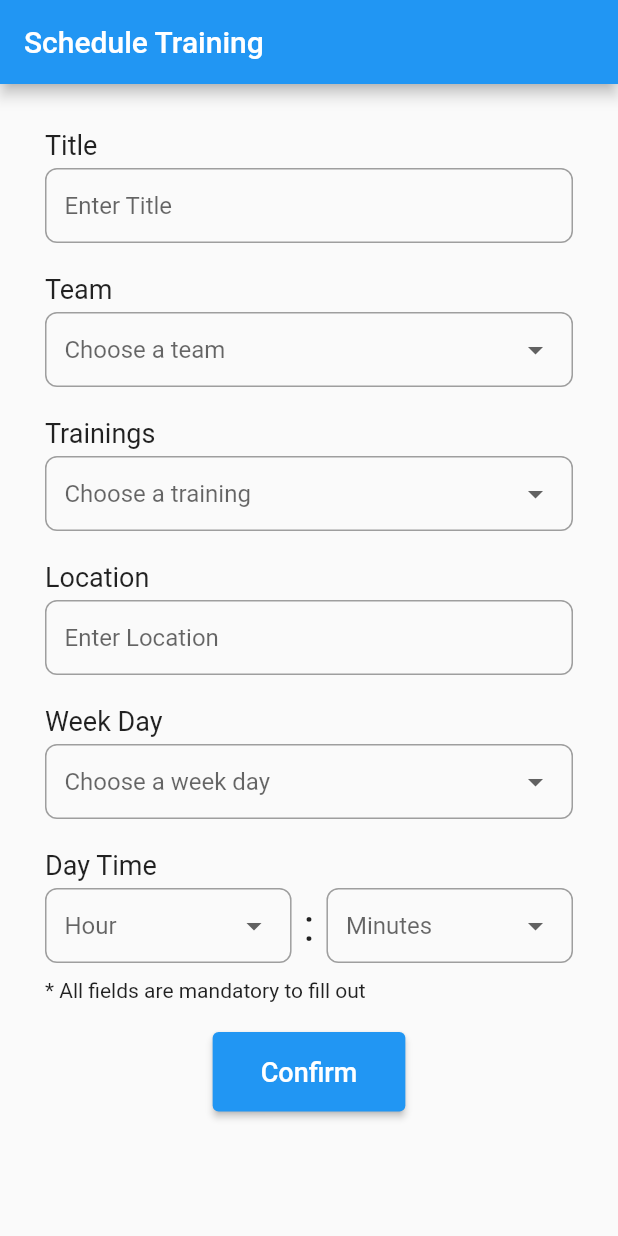
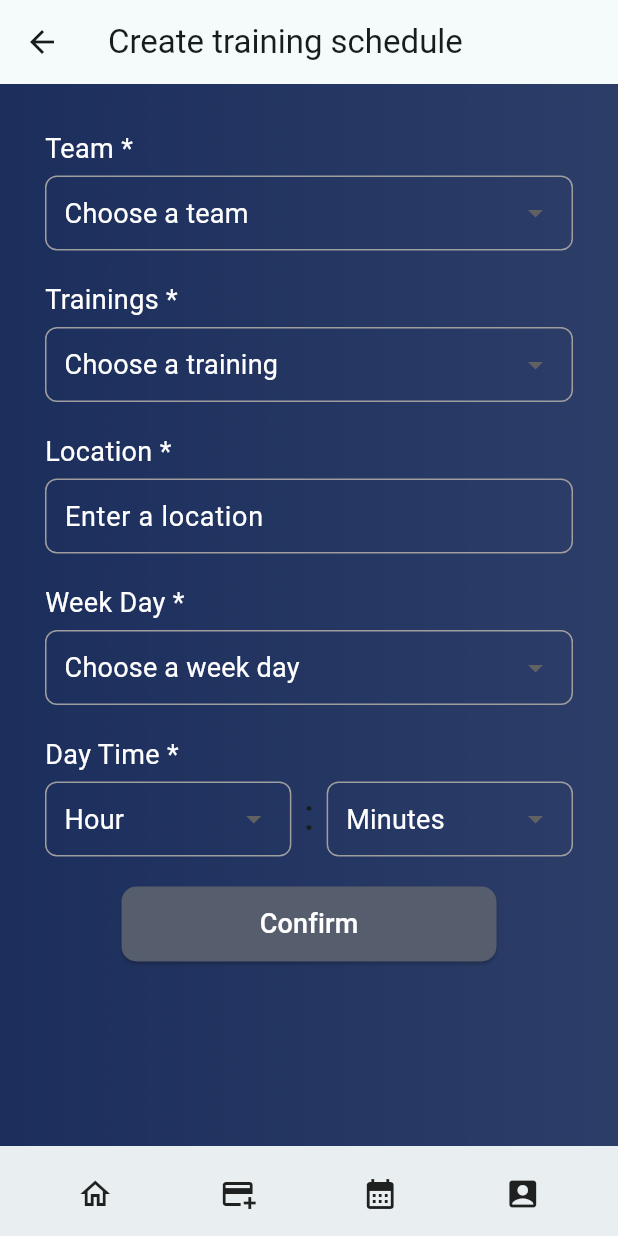
Before and after one commit to ipm13/trainlink, a Flutter app: the Calendar screen opened by its route, after a tap on "Schedule", on a phone screen of 412 x 824 dp. Run offline on Flutter 3.47's test engine with Material 2 defaults, Android fonts, the phone set to English and light mode, and no system bars.

Commit message:
BottomBar and Style Adjusts

```diff
--- a/lib/calendar.dart
+++ b/lib/calendar.dart
@@ -1,7 +1,6 @@
 import 'package:flutter/material.dart';
 import 'package:intl/intl.dart';
-
-import 'utils.dart';
+import 'package:trainlink/utils.dart';
 
 class Calendar extends StatefulWidget {
   const Calendar({super.key});
@@ -29,12 +28,14 @@ class _CalendarState extends State<Calendar> {
       appBar: AppBar(
         title: const Text("My Calendar"),
       ),
-      body: Column(
+      body: Container(
+        decoration: backgroundDecoration(),
+        child: Column(
           children: [
             Expanded(
               flex: 9,
               child: Padding(
-              padding: const EdgeInsets.symmetric(vertical: 8),
+                padding: const EdgeInsets.symmetric(vertical: 16),
                 child: ListView.builder(
                   itemCount: nextSevenDays.length,
                   itemBuilder: (BuildContext context, int index) {
@@ -44,7 +45,8 @@ class _CalendarState extends State<Calendar> {
                             date: nextSevenDays[index],
                             eventInfo:
                                 "Event details for ${nextSevenDays[index]}"),
-                      if (index < nextSevenDays.length - 1) const CustomLine(),
+                        if (index < nextSevenDays.length - 1)
+                          const CustomLine(),
                       ],
                     );
                   },
@@ -81,6 +83,7 @@ class _CalendarState extends State<Calendar> {
             ),
           ],
         ),
+      ),
       bottomNavigationBar: SizedBox(
         height: 60,
         child: BottomAppBar(
@@ -90,18 +93,18 @@ class _CalendarState extends State<Calendar> {
               Expanded(
                 child: InkWell(
                   onTap: () {
-                    showPopup('Home Icon Tapped');
+                    Navigator.pushNamed(context, "/home");
                   },
                   child: Container(
                     padding: const EdgeInsets.all(8),
-                    child: const Icon(Icons.home),
+                    child: const Icon(Icons.home_outlined),
                   ),
                 ),
               ),
               Expanded(
                 child: InkWell(
                   onTap: () {
-                    showPopup('Training Icon Tapped');
+                    Navigator.pushNamed(context, "/training");
                   },
                   child: Container(
                       padding: const EdgeInsets.all(8),
@@ -109,20 +112,15 @@ class _CalendarState extends State<Calendar> {
                 ),
               ),
               Expanded(
-                child: InkWell(
-                  onTap: () {
-                    showPopup('Calendar Icon Tapped');
-                  },
                 child: Container(
                   padding: const EdgeInsets.all(8),
                   child: const Icon(Icons.calendar_month),
                 ),
               ),
-              ),
               Expanded(
                 child: InkWell(
                   onTap: () {
-                    showPopup('Profile Icon Tapped');
+                    Navigator.pushNamed(context, "/profile");
                   },
                   child: Container(
                     padding: const EdgeInsets.all(8),
@@ -191,7 +189,7 @@ class DayCard extends StatelessWidget {
         children: [
           Text(
             DateFormat('EEEE').format(date.toLocal()),
-            style: const TextStyle(fontSize: 20, fontWeight: FontWeight.bold),
+            style: const TextStyle(fontSize: 20, fontWeight: FontWeight.bold, color: Colors.white),
           ),
           Center(
             child: Container(
@@ -206,7 +204,7 @@ class DayCard extends StatelessWidget {
                 children: [
                   Text(
                     eventInfo,
-                    style: const TextStyle(fontSize: 16),
+                    style: const TextStyle(fontSize: 16, color: Colors.white),
                   ),
                 ],
               ),
--- a/lib/schedule.dart
+++ b/lib/schedule.dart
@@ -1,4 +1,5 @@
 import 'package:flutter/material.dart';
+import 'package:trainlink/utils.dart';
 
 class Schedule extends StatefulWidget {
   const Schedule({super.key});
@@ -8,8 +9,6 @@ class Schedule extends StatefulWidget {
 }
 
 class _ScheduleState extends State<Schedule> {
-
-  final titleController = TextEditingController();
   final locationController = TextEditingController();
 
   String? selectedTeamValue;
@@ -20,18 +19,11 @@ class _ScheduleState extends State<Schedule> {
 
   @override
   void dispose() {
-    titleController.dispose();
     locationController.dispose();
     super.dispose();
   }
 
   bool validateFields() {
-
-    if (titleController.text.isEmpty){
-      // Show an error message or handle the validation failure
-      return false;
-    }
-
     if (selectedTeamValue == null || selectedTeamValue!.isEmpty) {
       // Show an error message or handle the validation failure
       return false;
@@ -42,7 +34,7 @@ class _ScheduleState extends State<Schedule> {
       return false;
     }
 
-    if (locationController.text.isEmpty){
+    if (locationController.text.isEmpty) {
       // Show an error message or handle the validation failure
       return false;
     }
@@ -67,24 +59,19 @@ class _ScheduleState extends State<Schedule> {
 
   @override
   Widget build(BuildContext context) {
-    return MaterialApp(
-      home: Scaffold(
-        appBar: AppBar(
-          title: const Text('Schedule Training'),
-        ),
-        body: Center(
+    return Scaffold(
+      appBar: AppBar(
+        title: const Text("Create training schedule"),
+      ),
+      body: Container(
+        decoration: backgroundDecoration(),
+        child: Center(
           child: Padding(
             padding: const EdgeInsets.all(30.0),
             child: Column(
               crossAxisAlignment: CrossAxisAlignment.start,
               children: [
-                // Input for Title
-                _buildInputWithTitle("Title", titleController),
-
-                // Vertical space
-                const SizedBox(height: 20.0),
-
-                _buildDropdownWithTitle("Team", "Choose a team",
+                _buildDropdownWithTitle("Team *", "Choose a team",
                     ["Team A", "Team B", "Team C"], selectedTeamValue, (value) {
                   selectedTeamValue = value;
                 }),
@@ -94,7 +81,7 @@ class _ScheduleState extends State<Schedule> {
 
                 // Dropdown for My Trainings
                 _buildDropdownWithTitle(
-                    "Trainings",
+                    "Trainings *",
                     "Choose a training",
                     ["Training 1", "Training 2", "Training 3"],
                     selectedTrainingValue, (value) {
@@ -105,14 +92,15 @@ class _ScheduleState extends State<Schedule> {
                 const SizedBox(height: 20.0),
 
                 // Input for Location
-                _buildInputWithTitle("Location", locationController),
+                _buildInputWithTitle(
+                    "Location *", "Enter a location", locationController),
 
                 // Vertical space
                 const SizedBox(height: 20.0),
 
                 // Dropdown for Day Of The Week
                 _buildDropdownWithTitle(
-                    "Week Day",
+                    "Week Day *",
                     "Choose a week day",
                     [
                       "Monday",
@@ -135,7 +123,7 @@ class _ScheduleState extends State<Schedule> {
                   children: [
                     Expanded(
                       child: _buildDropdownWithTitle(
-                          "Day Time",
+                          "Day Time *",
                           "Hour",
                           [
                             "9",
@@ -172,10 +160,6 @@ class _ScheduleState extends State<Schedule> {
                   ],
                 ),
 
-                const SizedBox(height: 10.0),
-
-                const Text("* All fields are mandatory to fill out"),
-
                 // Vertical space
                 const SizedBox(height: 20.0),
 
@@ -186,12 +170,13 @@ class _ScheduleState extends State<Schedule> {
                       if (validateFields()) {
                         const snackBar = SnackBar(
                           backgroundColor: Colors.green,
-                          content: Text('A training was schedule with success.'),
+                          content:
+                              Text('A training was schedule with success.'),
                           duration: Duration(seconds: 3),
                         );
                         ScaffoldMessenger.of(context).showSnackBar(snackBar);
                         Navigator.pop(context);
-                      }else{
+                      } else {
                         const snackBar = SnackBar(
                           backgroundColor: Colors.red,
                           content: Text('Please fill out the fields!'),
@@ -200,10 +185,7 @@ class _ScheduleState extends State<Schedule> {
                         ScaffoldMessenger.of(context).showSnackBar(snackBar);
                       }
                     },
-                    style: ElevatedButton.styleFrom(
-                      padding: const EdgeInsets.symmetric(
-                          horizontal: 32.0, vertical: 16.0),
-                    ),
+                    style: flatButtonStyle,
                     child: const Text(
                       'Confirm',
                       style: TextStyle(fontSize: 18.0),
@@ -215,14 +197,68 @@ class _ScheduleState extends State<Schedule> {
           ),
         ),
       ),
+      bottomNavigationBar: SizedBox(
+        height: 60,
+        child: BottomAppBar(
+          child: Row(
+            mainAxisAlignment: MainAxisAlignment.spaceAround,
+            children: [
+              Expanded(
+                child: InkWell(
+                  onTap: () {
+                    Navigator.pushNamed(context, "/home");
+                  },
+                  child: Container(
+                    padding: const EdgeInsets.all(8),
+                    child: const Icon(Icons.home_outlined),
+                  ),
+                ),
+              ),
+              Expanded(
+                child: InkWell(
+                  onTap: () {
+                    Navigator.pushNamed(context, "/training");
+                  },
+                  child: Container(
+                      padding: const EdgeInsets.all(8),
+                      child: const Icon(Icons.add_card)),
+                ),
+              ),
+              Expanded(
+                child: InkWell(
+                  onTap: () {
+                    Navigator.pushNamed(context, "/calendar");
+                  },
+                  child: Container(
+                    padding: const EdgeInsets.all(8),
+                    child: const Icon(Icons.calendar_month),
+                  ),
+                ),
+              ),
+              Expanded(
+                child: InkWell(
+                  onTap: () {
+                    Navigator.pushNamed(context, "/profile");
+                  },
+                  child: Container(
+                    padding: const EdgeInsets.all(8),
+                    child: const Icon(Icons.account_box),
+                  ),
+                ),
+              ),
+            ],
+          ),
+        ),
+      ),
     );
   }
 
-  Widget _buildInputWithTitle(String title, TextEditingController tController) {
+  Widget _buildInputWithTitle(
+      String title, String hintValue, TextEditingController tController) {
     return Column(
       crossAxisAlignment: CrossAxisAlignment.start,
       children: [
-        Text(title, style: const TextStyle(fontSize: 18.0)),
+        labelStyle(title),
         const SizedBox(height: 5.0),
         Container(
           decoration: BoxDecoration(
@@ -231,9 +267,14 @@ class _ScheduleState extends State<Schedule> {
           ),
           padding: const EdgeInsets.symmetric(horizontal: 12.0),
           child: TextField(
+            style: inputStyle(),
             controller: tController,
             decoration: InputDecoration(
-              hintText: "Enter $title",
+              hintStyle: const TextStyle(
+                  color: Colors.white,
+                  fontSize: 18.0,
+                  fontWeight: FontWeight.normal),
+              hintText: hintValue,
               border: InputBorder.none,
             ),
           ),
@@ -251,7 +292,7 @@ class _ScheduleState extends State<Schedule> {
     return Column(
       crossAxisAlignment: CrossAxisAlignment.start,
       children: [
-        Text(title, style: const TextStyle(fontSize: 18.0)),
+        labelStyle(title),
         const SizedBox(height: 5.0),
         Container(
           decoration: BoxDecoration(
@@ -273,7 +314,7 @@ class _ScheduleState extends State<Schedule> {
               onChanged(selectedValue!);
             },
             value: selectedVariable,
-            hint: Text(hintValue),
+            hint: labelStyle(hintValue),
             isExpanded: true,
             underline: Container(),
           ),
```
Also changed, not shown: lib/create_team.dart (+20 -26 lines), lib/home.dart (+20 -26 lines). Lines whose indentation alone changed are shown as unchanged.
